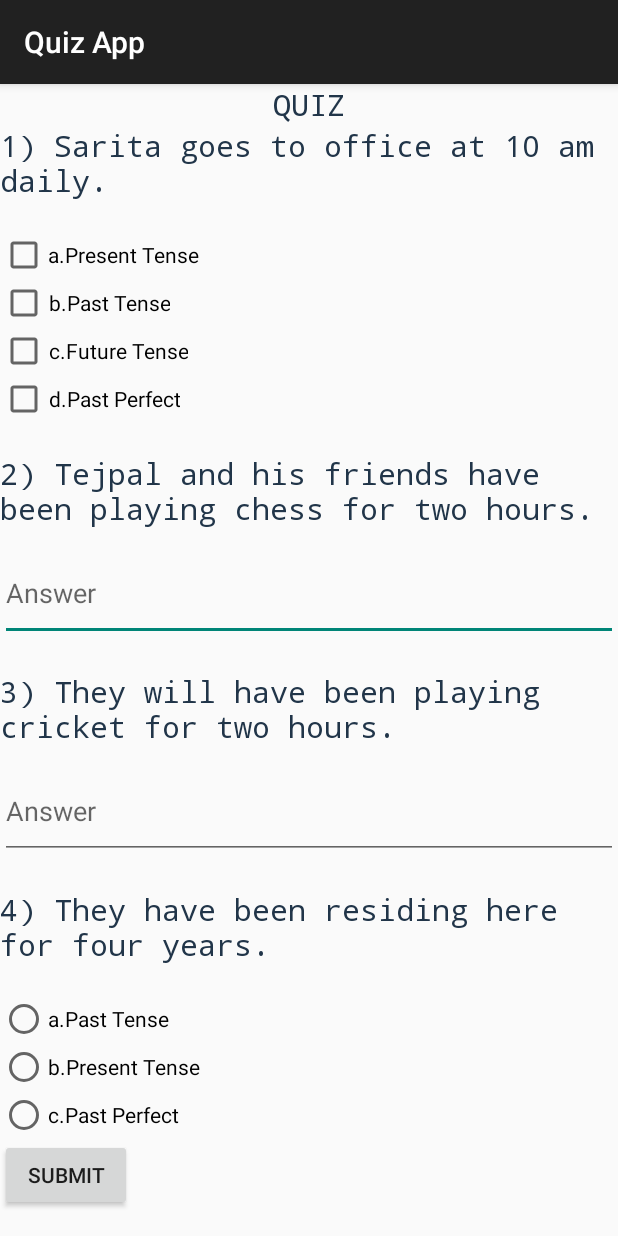
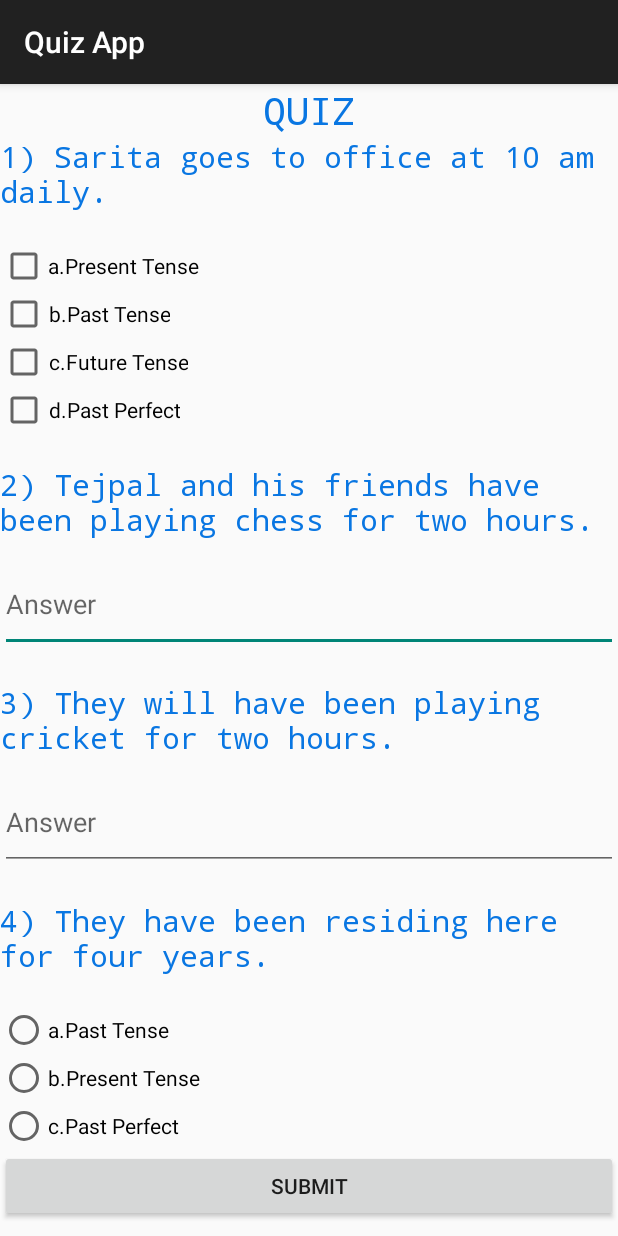
Before and after one commit to andrewemadgabra/QuizApp, an Android app: the screen it shows after launch (MainActivity), on a phone screen of 412 x 824 dp. Run offline under Robolectric (Android 15) with nearby library versions, the phone set to English and light mode, and no system bars.

Commit message:
will finish

```diff
--- a/app/src/main/res/layout/activity_main.xml
+++ b/app/src/main/res/layout/activity_main.xml
@@ -12,10 +12,12 @@
 
         <TextView
             style="@style/Texttest"
+            android:id="@+id/quiz"
             android:layout_width="fill_parent"
             android:layout_height="wrap_content"
             android:gravity="center"
-            android:text="@string/quiz" />
+            android:text="@string/quiz"
+            android:textSize="25sp"/>
 
         <LinearLayout
             android:layout_width="wrap_content"
@@ -24,6 +26,7 @@
 
             <TextView
                 style="@style/Texttest"
+                android:id="@+id/textView1"
                 android:layout_width="wrap_content"
                 android:layout_height="wrap_content"
                 android:paddingBottom="20dp"
@@ -62,6 +65,7 @@
                 android:text="@string/answer4" />
 
             <TextView
+                android:id="@+id/textView2"
                 style="@style/Texttest"
                 android:layout_width="wrap_content"
                 android:layout_height="wrap_content"
@@ -78,6 +82,7 @@
                 android:paddingBottom="20dp" />
 
             <TextView
+                android:id="@+id/textView3"
                 style="@style/Texttest"
                 android:layout_width="wrap_content"
                 android:layout_height="wrap_content"
@@ -94,6 +99,7 @@
                 android:paddingBottom="20dp" />
 
             <TextView
+                android:id="@+id/textView4"
                 style="@style/Texttest"
                 android:layout_width="wrap_content"
                 android:layout_height="wrap_content"
@@ -101,10 +107,10 @@
                 android:paddingTop="20dp"
                 android:text="@string/question4" />
 
-            <RadioGroup xmlns:android="http://schemas.android.com/apk/res/android"
+            <RadioGroup
+                android:id="@+id/radiogroup1"
                 android:layout_width="fill_parent"
                 android:layout_height="wrap_content"
-                android:id="@+id/radiogroup1"
                 android:orientation="vertical">
 
                 <RadioButton
@@ -133,9 +139,8 @@
 
         <Button
             android:id="@+id/submit_button"
-            android:layout_width="wrap_content"
+            android:layout_width="match_parent"
             android:layout_height="wrap_content"
-            android:layout_alignParentBottom="true"
             android:onClick="Submit"
             android:text="Submit" />
 
--- a/app/src/main/res/values/styles.xml
+++ b/app/src/main/res/values/styles.xml
@@ -6,7 +6,7 @@
         </style>
     <!--style textview-->
         <style name="Texttest">
-            <item name="android:textColor">#213549</item>
+            <item name="android:textColor">#0976e2</item>
             <item name="android:typeface">monospace</item>
             <item name="android:textSize">20sp</item>
         </style>
```
Also changed, not shown: app/src/main/java/com/example/andrew/quizapp/MainActivity.java (+26 -22 lines).
